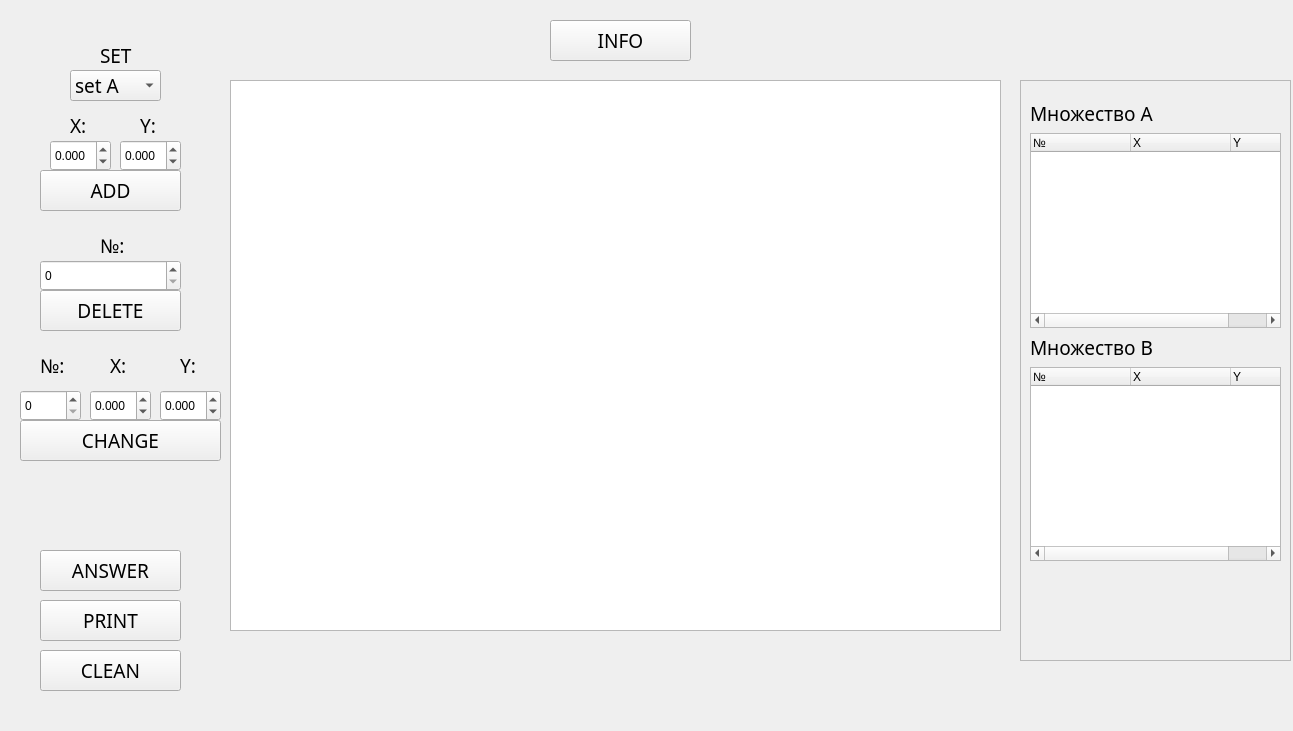
Old version of the form lab_1/main.ui in the repository m4kson/bmstu_iu7_4sem_KG.
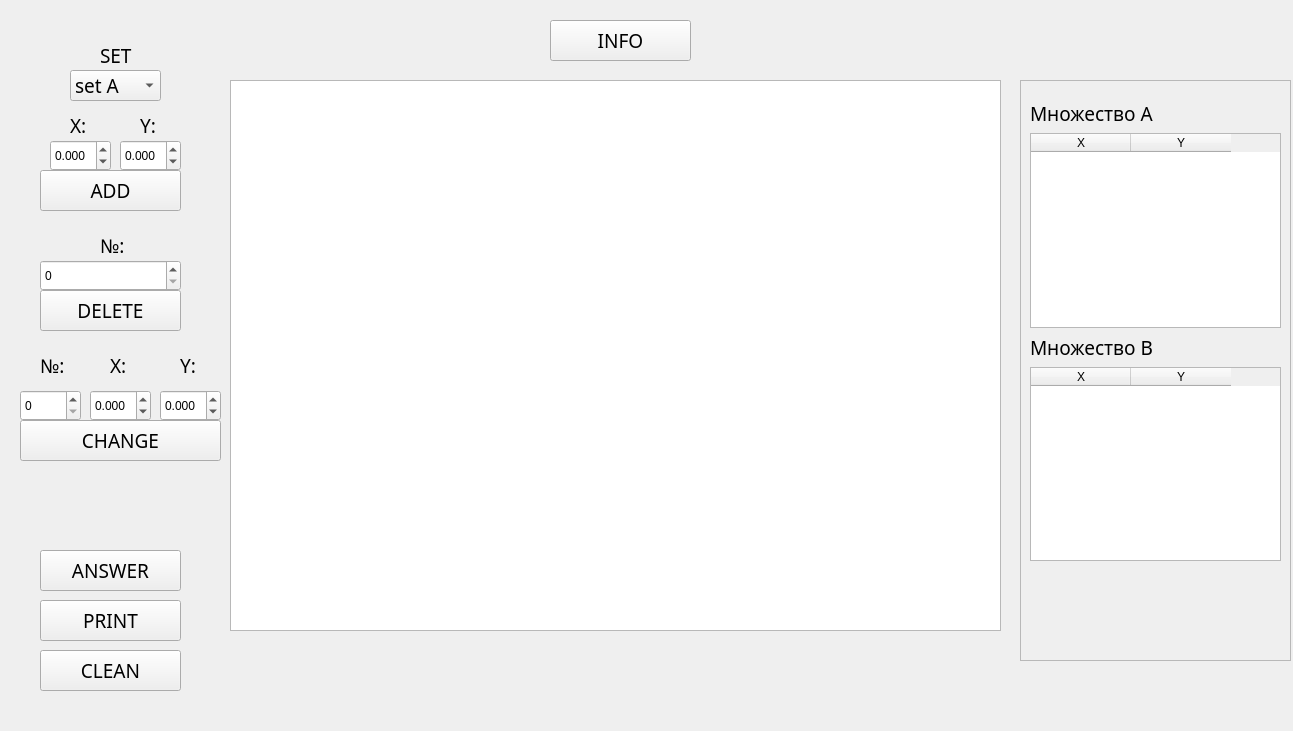
New version of the form.

Commit message: add, change and delete buttons are ready to use

Patch:
```diff
--- a/lab_1/main.ui
+++ b/lab_1/main.ui
@@ -59,12 +59,7 @@
        </widget>
       </item>
       <item>
-       <widget class="QTreeWidget" name="setA">
-        <column>
-         <property name="text">
-          <string>№</string>
-         </property>
-        </column>
+       <widget class="QTableWidget" name="tableWidget">
         <column>
          <property name="text">
           <string>X</string>
@@ -91,18 +86,7 @@
        </widget>
       </item>
       <item>
-       <widget class="QTreeWidget" name="setB">
-        <property name="statusTip">
-         <string/>
-        </property>
-        <property name="whatsThis">
-         <string>fgh</string>
-        </property>
-        <column>
-         <property name="text">
-          <string>№</string>
-         </property>
-        </column>
+       <widget class="QTableWidget" name="tableWidget_2">
         <column>
          <property name="text">
           <string>X</string>
```
The commit also changes 1 other file.
